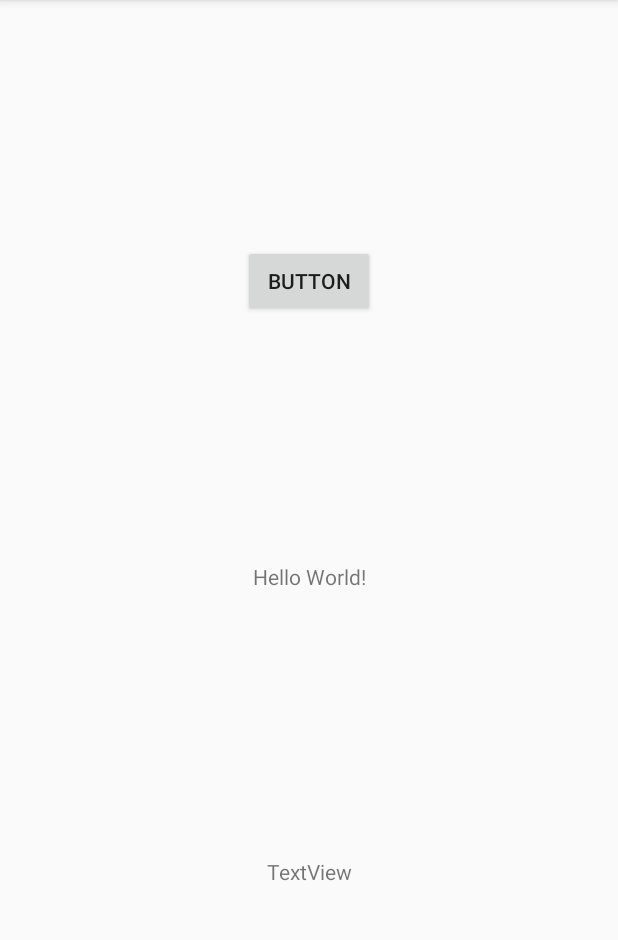
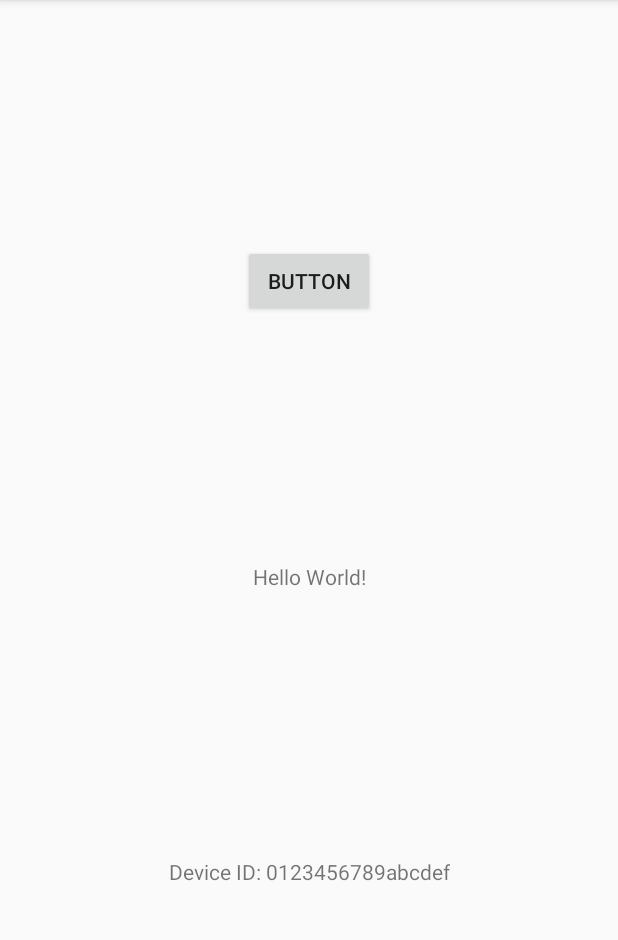
Before and after one commit to boit2009/Battleship, an Android app: the screen it shows after launch (MainActivity), on a phone screen of 412 x 824 dp, the part 84-1024 px from its top. Run offline under Robolectric (Android 15) with nearby library versions, the phone set to English and light mode, and no system bars; our stand-ins replace Volley.

Commit message:
device id added

```diff
--- a/app/src/main/java/com/example/battleship/MainActivity.java
+++ b/app/src/main/java/com/example/battleship/MainActivity.java
@@ -2,12 +2,14 @@ package com.example.battleship;
 
 import android.Manifest;
 import android.content.pm.PackageManager;
+import android.provider.Settings;
 import android.support.v4.app.ActivityCompat;
 import android.support.v4.content.ContextCompat;
 import android.support.v7.app.AppCompatActivity;
 import android.os.Bundle;
 import android.util.Log;
 import android.view.View;
+import android.provider.Settings.Secure;
 import android.widget.Button;
 import android.widget.TextView;
 
@@ -40,8 +42,14 @@ public class MainActivity extends AppCompatActivity {
         RequestQueue queue = Volley.newRequestQueue(this);
 
         final Button button = findViewById(R.id.button);
+        String ID = Settings.Secure.getString(getContentResolver(),
+                Settings.Secure.ANDROID_ID);
+        textView.setText("Device ID: "+ ID);
         button.setOnClickListener(new View.OnClickListener() {
             public void onClick(View v) {
+
+
+
                 // Instantiate the RequestQueue.
 
                 String url ="http://192.168.31.132:8080/api/profile/1";
```
